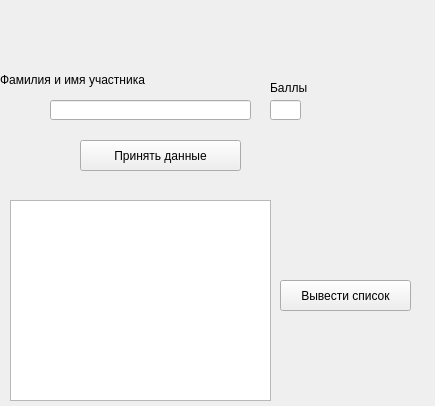
The window that widget.ui (Varenie/Konkurs_on_QT) describes before a commit, drawn with Qt 5.
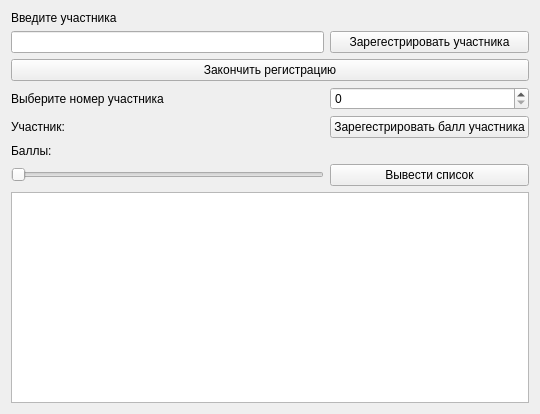
The same window after the commit.

Patch:
```diff
--- a/widget.ui
+++ b/widget.ui
@@ -6,95 +6,91 @@
    <rect>
     <x>0</x>
     <y>0</y>
-    <width>435</width>
-    <height>406</height>
+    <width>540</width>
+    <height>414</height>
    </rect>
   </property>
   <property name="windowTitle">
    <string>Widget</string>
   </property>
-  <widget class="QLineEdit" name="lineEdit">
-   <property name="geometry">
-    <rect>
-     <x>50</x>
-     <y>100</y>
-     <width>201</width>
-     <height>20</height>
-    </rect>
-   </property>
-  </widget>
-  <widget class="QLineEdit" name="lineEdit_2">
-   <property name="geometry">
-    <rect>
-     <x>270</x>
-     <y>100</y>
-     <width>31</width>
-     <height>20</height>
-    </rect>
-   </property>
-  </widget>
-  <widget class="QLabel" name="label">
-   <property name="geometry">
-    <rect>
-     <x>0</x>
-     <y>70</y>
-     <width>201</width>
-     <height>20</height>
-    </rect>
-   </property>
-   <property name="text">
-    <string>Фамилия и имя участника</string>
-   </property>
-  </widget>
+  <layout class="QGridLayout" name="gridLayout">
+   <item row="4" column="0">
+    <widget class="QLabel" name="label_4">
+     <property name="text">
+      <string>Выберите номер участника</string>
+     </property>
+    </widget>
+   </item>
+   <item row="8" column="0">
+    <widget class="QLabel" name="label_3">
+     <property name="text">
+      <string>Участник:</string>
+     </property>
+    </widget>
+   </item>
+   <item row="1" column="0">
+    <widget class="QLineEdit" name="lineEdit"/>
+   </item>
+   <item row="11" column="0">
+    <widget class="QSlider" name="horizontalSlider">
+     <property name="orientation">
+      <enum>Qt::Horizontal</enum>
+     </property>
+    </widget>
+   </item>
+   <item row="9" column="0">
   <widget class="QLabel" name="label_2">
-   <property name="geometry">
-    <rect>
-     <x>270</x>
-     <y>80</y>
-     <width>51</width>
-     <height>16</height>
-    </rect>
-   </property>
+     <property name="text">
+      <string>Баллы:</string>
+     </property>
+    </widget>
+   </item>
+   <item row="0" column="0">
+    <widget class="QLabel" name="label">
    <property name="text">
-    <string>Баллы</string>
-   </property>
-  </widget>
+      <string>Введите участника</string>
+     </property>
+    </widget>
+   </item>
+   <item row="4" column="1">
+    <widget class="QSpinBox" name="spinBox">
+     <property name="maximum">
+      <number>100</number>
+     </property>
+    </widget>
+   </item>
+   <item row="8" column="1">
   <widget class="QPushButton" name="pushButton">
-   <property name="geometry">
-    <rect>
-     <x>80</x>
-     <y>140</y>
-     <width>161</width>
-     <height>31</height>
-    </rect>
-   </property>
+     <property name="text">
+      <string>Зарегестрировать балл участника</string>
+     </property>
+    </widget>
+   </item>
+   <item row="12" column="0" colspan="2">
+    <widget class="QPlainTextEdit" name="plainTextEdit"/>
+   </item>
+   <item row="1" column="1">
+    <widget class="QPushButton" name="pushButton_3">
    <property name="text">
-    <string>Принять данные</string>
-   </property>
-  </widget>
-  <widget class="QPlainTextEdit" name="plainTextEdit">
-   <property name="geometry">
-    <rect>
-     <x>10</x>
-     <y>200</y>
-     <width>261</width>
-     <height>201</height>
-    </rect>
-   </property>
-  </widget>
+      <string>Зарегестрировать участника</string>
+     </property>
+    </widget>
+   </item>
+   <item row="2" column="0" colspan="2">
+    <widget class="QPushButton" name="pushButton_4">
+     <property name="text">
+      <string>Закончить регистрацию</string>
+     </property>
+    </widget>
+   </item>
+   <item row="11" column="1">
   <widget class="QPushButton" name="pushButton_2">
-   <property name="geometry">
-    <rect>
-     <x>280</x>
-     <y>280</y>
-     <width>131</width>
-     <height>31</height>
-    </rect>
-   </property>
    <property name="text">
     <string>Вывести список</string>
    </property>
   </widget>
+   </item>
+  </layout>
  </widget>
  <resources/>
  <connections/>
```
Lines whose indentation alone changed are shown as unchanged.
